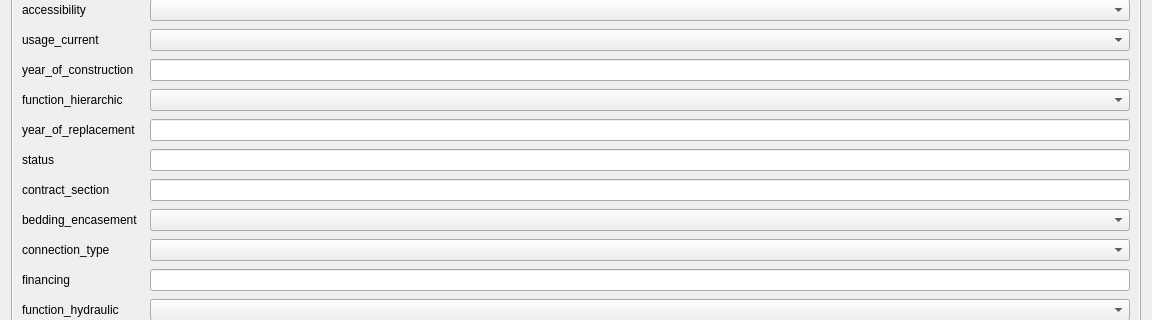
Qt form project/forms/reach-channel-wizard.ui (QGEP/QGEP) before a commit; both pictures show x 0 to 1152 and y 184 to 504 of the 1152 by 885 pixel window.
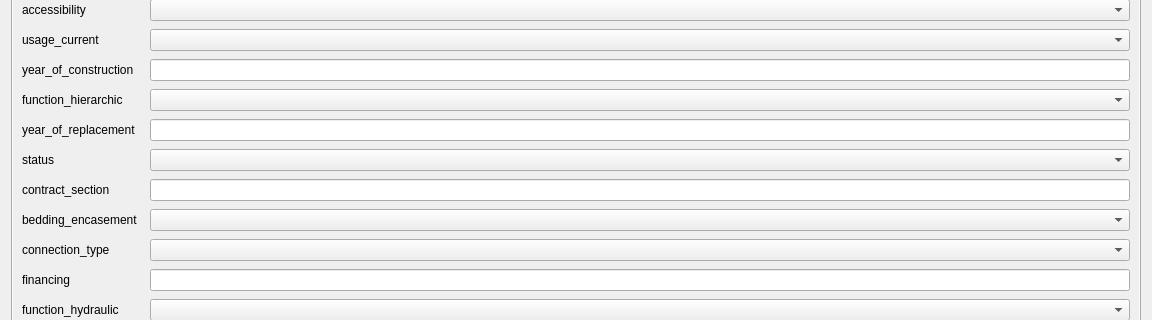
The same form after that commit. The open tabs and pages were chosen to show the change. Custom widgets are drawn as their Qt base class.

Commit message:
Reach/Channel wizard: ComboBox for status
Fix #77

```diff
--- a/project/forms/reach-channel-wizard.ui
+++ b/project/forms/reach-channel-wizard.ui
@@ -110,9 +110,9 @@
           <property name="geometry">
            <rect>
             <x>0</x>
-            <y>-182</y>
+            <y>0</y>
             <width>1117</width>
-            <height>830</height>
+            <height>826</height>
            </rect>
           </property>
           <layout class="QGridLayout" name="gridLayout_8">
@@ -153,9 +153,6 @@
              </property>
             </widget>
            </item>
-           <item row="6" column="2">
-            <widget class="QLineEdit" name="status"/>
-           </item>
            <item row="10" column="0">
             <widget class="QLabel" name="label_58">
              <property name="text">
@@ -336,6 +333,9 @@
            <item row="20" column="2">
             <widget class="QDoubleSpinBox" name="subsidies"/>
            </item>
+           <item row="6" column="2">
+            <widget class="QComboBox" name="status"/>
+           </item>
           </layout>
          </widget>
         </widget>
@@ -791,16 +791,16 @@
    <header>qgscollapsiblegroupbox.h</header>
    <container>1</container>
   </customwidget>
-  <customwidget>
-   <class>QgsRelationReferenceWidget</class>
-   <extends>QWidget</extends>
-   <header>qgsrelationreferencewidget.h</header>
-  </customwidget>
   <customwidget>
    <class>QgsFilterLineEdit</class>
    <extends>QLineEdit</extends>
    <header>qgsfilterlineedit.h</header>
   </customwidget>
+  <customwidget>
+   <class>QgsRelationReferenceWidget</class>
+   <extends>QWidget</extends>
+   <header>qgsrelationreferencewidget.h</header>
+  </customwidget>
  </customwidgets>
  <resources/>
  <connections/>
```
Left out of the diff: 8 changed lines with no effect on the pictures.
